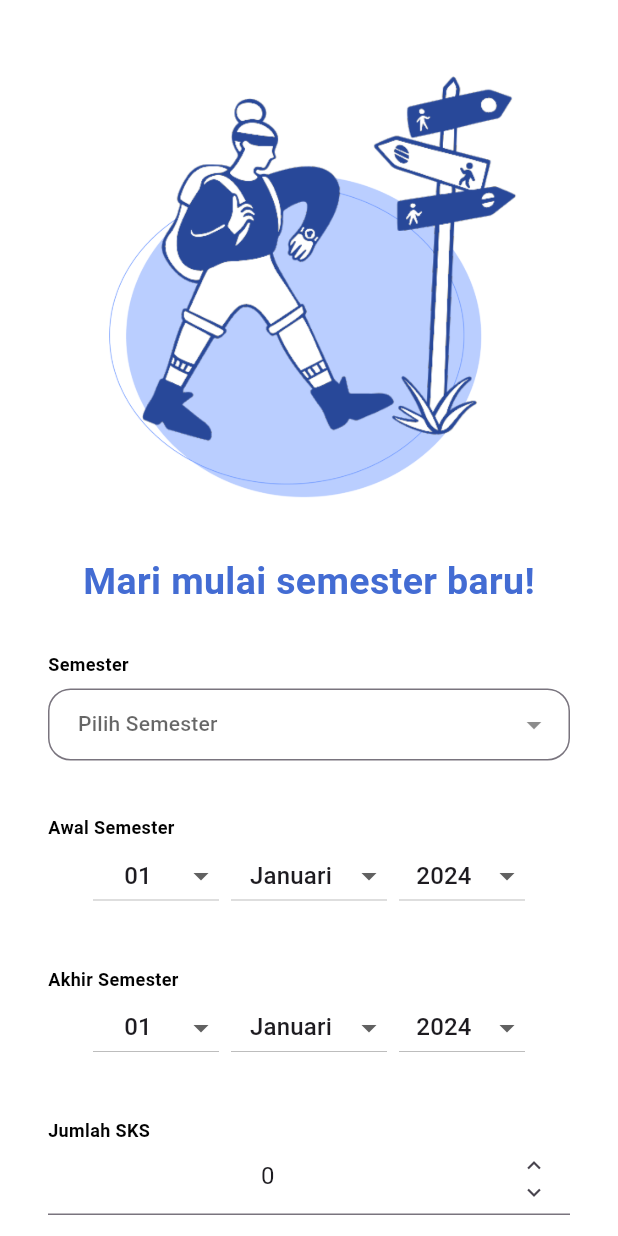
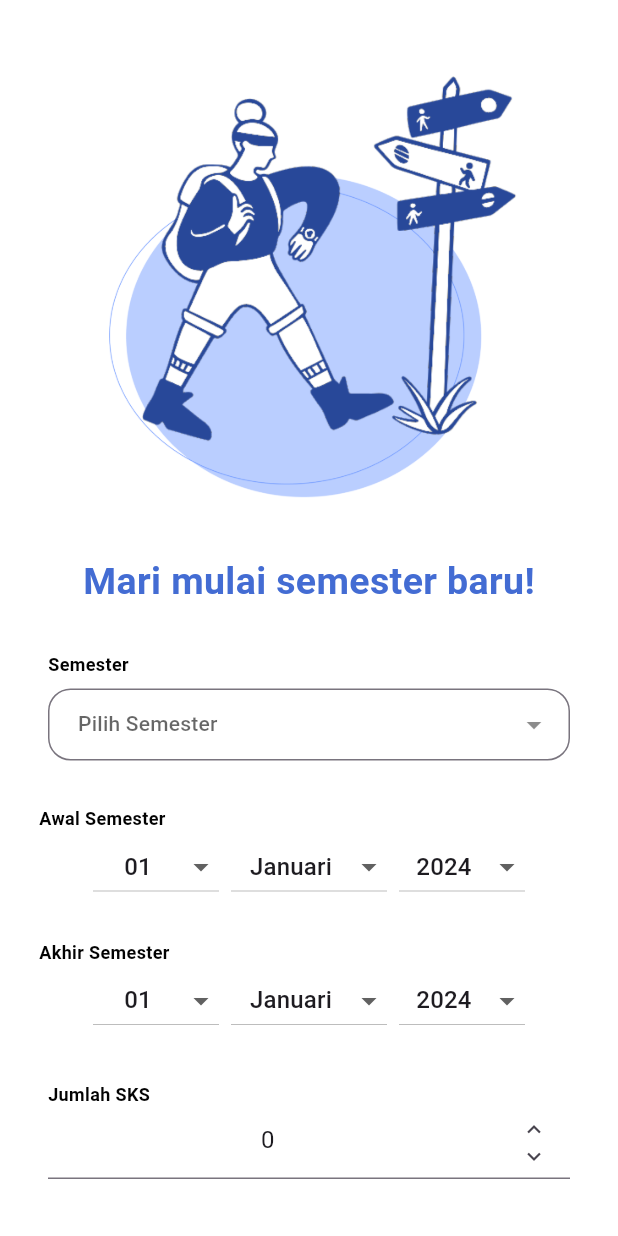
Before and after one commit to mdifal/KuliahKu-FE, a Flutter app: the AddNewSemesterPage screen opened directly, on a phone screen of 412 x 824 dp. Run offline on Flutter 3.47's test engine with Material 3 defaults, Android fonts, the phone set to English and light mode, and no system bars; our stand-ins replace dropdown_button2, file_picker, image_picker, syncfusion_flutter_calendar; missing offline and left inert: jwt_decode, passwordfield, time_picker_spinner; network calls fail; Roboto replaces fonts that are missing (Poppins).

Commit message:
update size agar tidak overflow

```diff
--- a/lib/ui/widgets/input_date.dart
+++ b/lib/ui/widgets/input_date.dart
@@ -29,7 +29,7 @@ class _CustomDateInputState extends State<CustomDateInput>
   @override
   Widget build(BuildContext context) {
     return Container(
-      margin: EdgeInsets.all(8),
+      margin: EdgeInsets.all(2),
       child: Column(
         crossAxisAlignment: CrossAxisAlignment.start, // Align label ke kiri
         children: [
```
